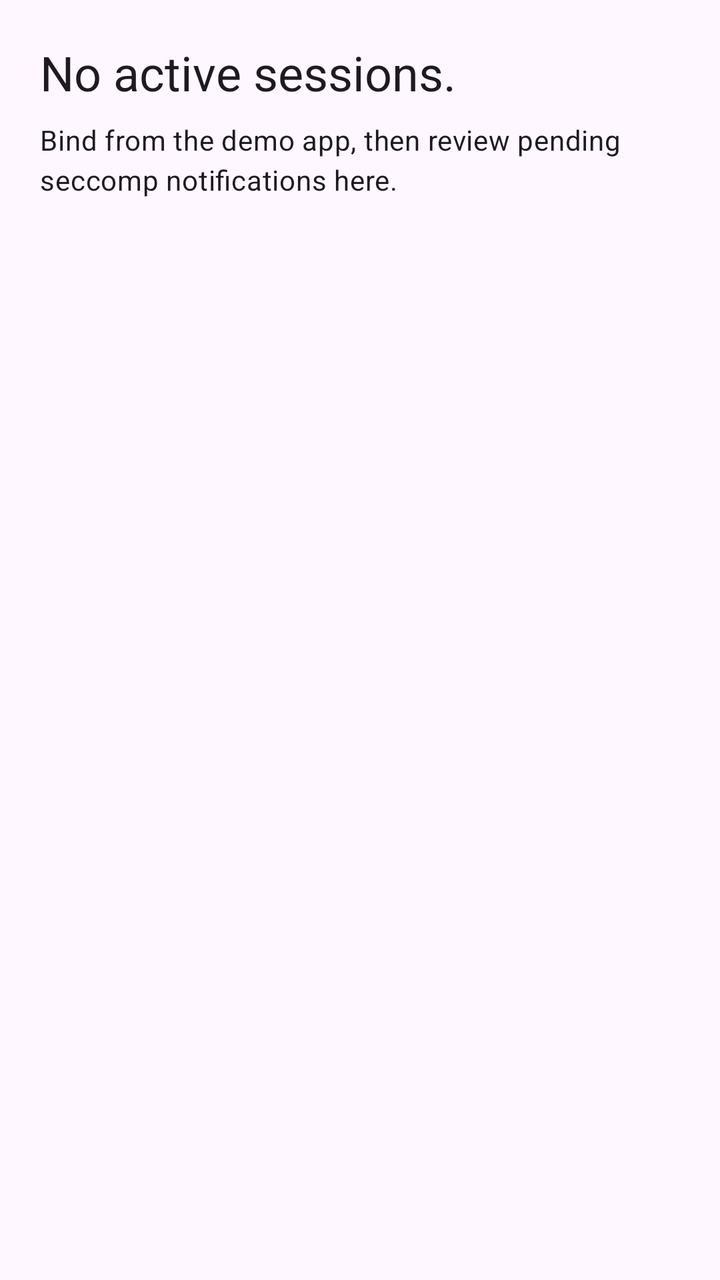
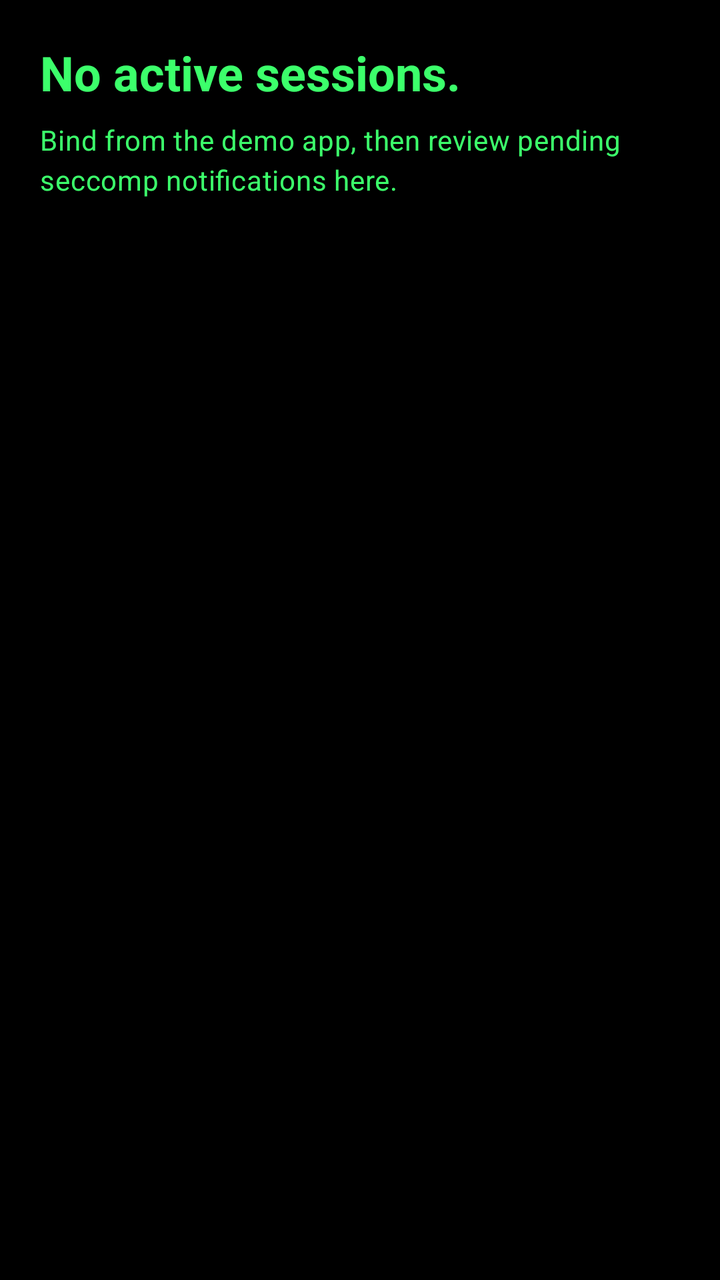

An Android layout rendered at two revisions. The XML below is the earlier revision; the diff shows what the commit changed to produce the second picture.
<!-- AndroidManifest.xml: application theme Theme.PolicyDaemon -->
<!-- res/layout/activity_main.xml -->
<?xml version="1.0" encoding="utf-8"?>
<LinearLayout xmlns:android="http://schemas.android.com/apk/res/android"
    android:layout_width="match_parent"
    android:layout_height="match_parent"
    android:orientation="vertical"
    android:padding="20dp">

    <TextView
        android:id="@+id/summaryText"
        android:layout_width="match_parent"
        android:layout_height="wrap_content"
        android:text="No active sessions."
        android:textAppearance="?attr/textAppearanceHeadlineSmall" />

    <TextView
        android:id="@+id/detailText"
        android:layout_width="match_parent"
        android:layout_height="wrap_content"
        android:layout_marginTop="8dp"
        android:text="Bind from the demo app, then review pending seccomp notifications here."
        android:textAppearance="?attr/textAppearanceBodyMedium" />

    <androidx.recyclerview.widget.RecyclerView
        android:id="@+id/requestsList"
        android:layout_width="match_parent"
        android:layout_height="0dp"
        android:layout_marginTop="16dp"
        android:layout_weight="1" />
</LinearLayout>
<!-- resources referenced by this layout -->
<resources>
  <style name="Theme.PolicyDaemon" parent="Theme.Material3.DayNight.NoActionBar">
          <item name="android:statusBarColor" tools:targetApi="l">#172B3A</item>
      </style>
</resources>

<!-- the commit's change to res/layout/activity_main.xml (unified diff, before → after) -->
@@ -2,6 +2,7 @@
 <LinearLayout xmlns:android="http://schemas.android.com/apk/res/android"
     android:layout_width="match_parent"
     android:layout_height="match_parent"
+    android:background="#000000"
     android:orientation="vertical"
     android:padding="20dp">
 
@@ -10,7 +11,9 @@
         android:layout_width="match_parent"
         android:layout_height="wrap_content"
         android:text="No active sessions."
-        android:textAppearance="?attr/textAppearanceHeadlineSmall" />
+        android:textAppearance="?attr/textAppearanceHeadlineSmall"
+        android:textColor="#3CFF6B"
+        android:textStyle="bold" />
 
     <TextView
         android:id="@+id/detailText"
@@ -18,7 +21,8 @@
         android:layout_height="wrap_content"
         android:layout_marginTop="8dp"
         android:text="Bind from the demo app, then review pending seccomp notifications here."
-        android:textAppearance="?attr/textAppearanceBodyMedium" />
+        android:textAppearance="?attr/textAppearanceBodyMedium"
+        android:textColor="#3CFF6B" />
 
     <androidx.recyclerview.widget.RecyclerView
         android:id="@+id/requestsList"
